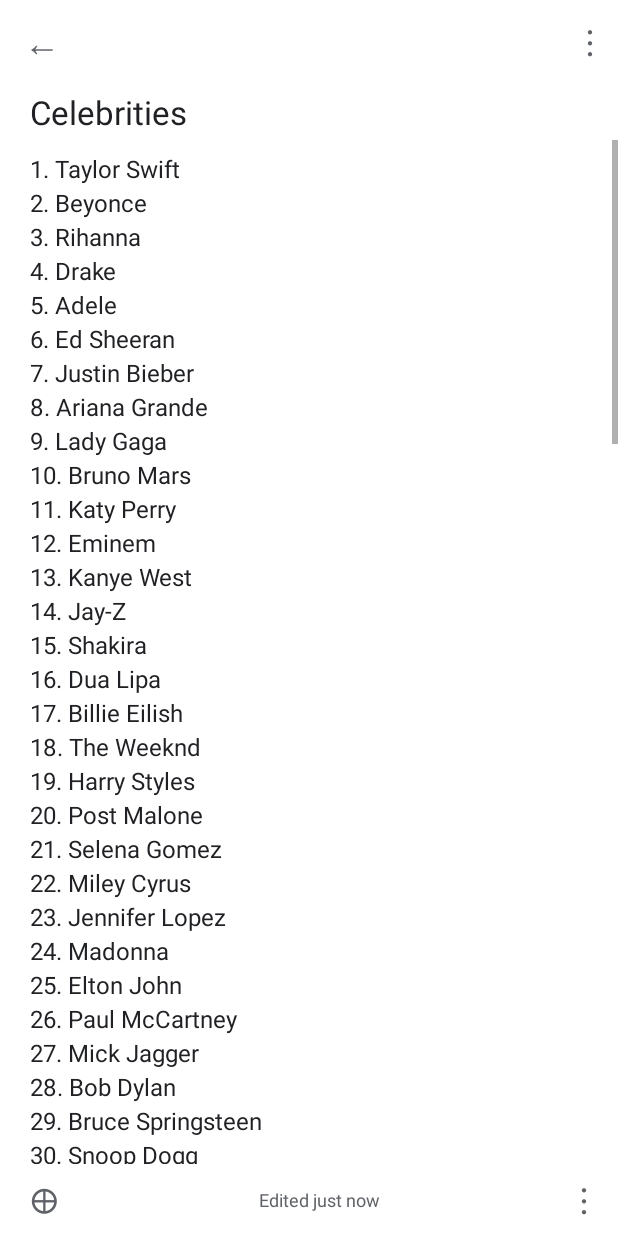
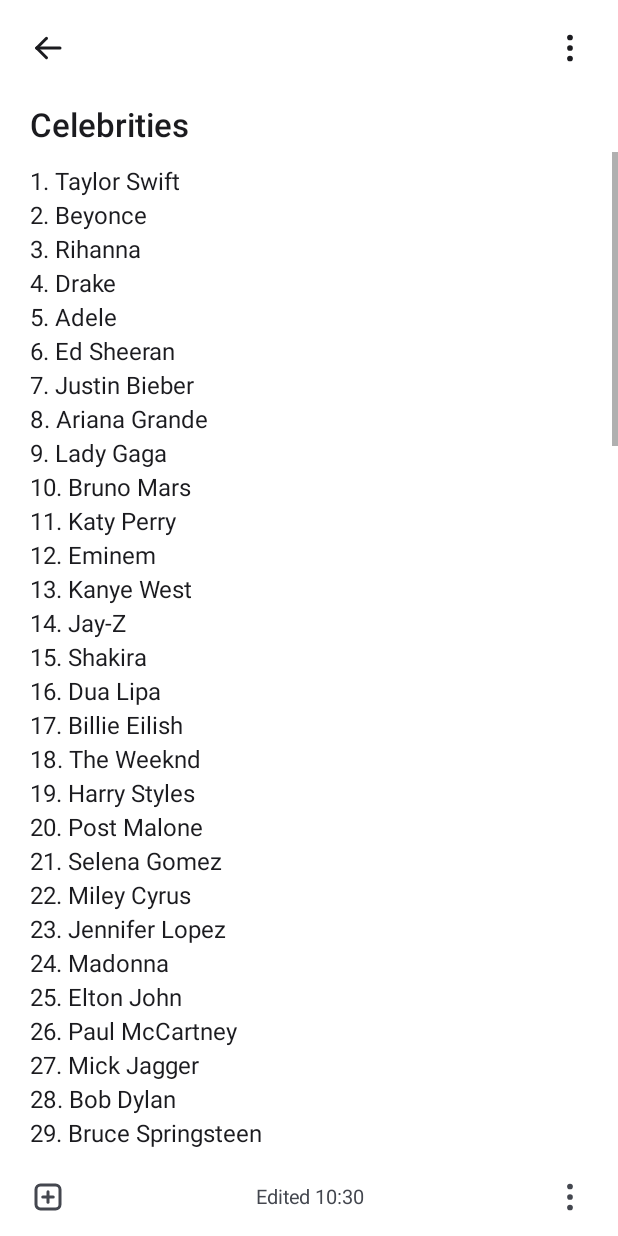
Before and after one commit to WolfyCodeK/free-digital-force-bag, an Android app: the screen it shows after launch (MainActivity), after a tap on "Celebrities", on a phone screen of 412 x 824 dp. Run offline under Robolectric (Android 15) with nearby library versions, the phone set to English and light mode, and no system bars.

Commit message:
Match Keep's dark/light UI from screenshots and fix launcher icon size and centering
Co-Authored-By: Claude Sonnet 5.5 <noreply@anthropic.com>
Claude-Session: https://claude.ai/code/session_013yJXwbtT4UDupawNw5aMJ2

```diff
--- /dev/null
+++ b/app/src/main/java/app/notes/IconView.java
@@ -0,0 +1,90 @@
+package app.notes;
+
+import android.content.Context;
+import android.graphics.Canvas;
+import android.graphics.Paint;
+import android.graphics.Path;
+import android.graphics.RectF;
+import android.view.View;
+
+/** Simple line icons drawn on a 24x24 grid. */
+final class IconView extends View {
+    static final int MENU = 0, LIST = 1, SORT = 2, PLUS = 3, BACK = 4, DOTS = 5, AUDIO = 6, BOX = 7;
+
+    private final int type;
+    private final Paint p = new Paint(Paint.ANTI_ALIAS_FLAG);
+
+    IconView(Context c, int type, int color) {
+        super(c);
+        this.type = type;
+        p.setColor(color);
+        p.setStrokeCap(Paint.Cap.ROUND);
+        p.setStrokeJoin(Paint.Join.ROUND);
+    }
+
+    @Override
+    protected void onDraw(Canvas c) {
+        float u = Math.min(getWidth(), getHeight()) / 24f;
+        c.save();
+        c.translate((getWidth() - 24 * u) / 2f, (getHeight() - 24 * u) / 2f);
+        c.scale(u, u);
+        p.setStyle(Paint.Style.STROKE);
+        p.setStrokeWidth(2f);
+        switch (type) {
+            case MENU:
+                c.drawLine(3, 6, 21, 6, p);
+                c.drawLine(3, 12, 21, 12, p);
+                c.drawLine(3, 18, 21, 18, p);
+                break;
+            case LIST:
+                c.drawRoundRect(new RectF(3, 4, 21, 10.5f), 2, 2, p);
+                c.drawRoundRect(new RectF(3, 13.5f, 21, 20), 2, 2, p);
+                break;
+            case SORT:
+                c.drawLine(8, 19, 8, 5, p);
+                c.drawLine(8, 5, 4.5f, 8.5f, p);
+                c.drawLine(8, 5, 11.5f, 8.5f, p);
+                c.drawLine(16, 5, 16, 19, p);
+                c.drawLine(16, 19, 12.5f, 15.5f, p);
+                c.drawLine(16, 19, 19.5f, 15.5f, p);
+                break;
+            case PLUS:
+                p.setStrokeWidth(2.4f);
+                c.drawLine(12, 4.5f, 12, 19.5f, p);
+                c.drawLine(4.5f, 12, 19.5f, 12, p);
+                break;
+            case BACK:
+                c.drawLine(20, 12, 4.5f, 12, p);
+                c.drawLine(4.5f, 12, 11, 5.5f, p);
+                c.drawLine(4.5f, 12, 11, 18.5f, p);
+                break;
+            case DOTS:
+                p.setStyle(Paint.Style.FILL);
+                c.drawCircle(12, 5, 1.9f, p);
+                c.drawCircle(12, 12, 1.9f, p);
+                c.drawCircle(12, 19, 1.9f, p);
+                break;
+            case AUDIO:
+                p.setStrokeWidth(2.2f);
+                c.drawLine(5, 12, 5, 16, p);
+                c.drawLine(9, 9, 9, 19, p);
+                c.drawLine(13, 11, 13, 17, p);
+                p.setStyle(Paint.Style.FILL);
+                Path s = new Path();
+                float x = 18.5f, y = 6f, r = 4.2f;
+                s.moveTo(x, y - r);
+                s.quadTo(x, y, x + r, y);
+                s.quadTo(x, y, x, y + r);
+                s.quadTo(x, y, x - r, y);
+                s.quadTo(x, y, x, y - r);
+                c.drawPath(s, p);
+                break;
+            case BOX:
+                c.drawRoundRect(new RectF(4, 4, 20, 20), 3, 3, p);
+                c.drawLine(12, 8.5f, 12, 15.5f, p);
+                c.drawLine(8.5f, 12, 15.5f, 12, p);
+                break;
+        }
+        c.restore();
+    }
+}
--- a/app/src/main/java/app/notes/MainActivity.java
+++ b/app/src/main/java/app/notes/MainActivity.java
@@ -1,6 +1,7 @@
 package app.notes;
 
 import android.app.Activity;
+import android.content.res.Configuration;
 import android.graphics.Color;
 import android.graphics.Typeface;
 import android.graphics.drawable.GradientDrawable;
@@ -18,37 +19,57 @@ import android.widget.TextView;
 
 import java.io.BufferedReader;
 import java.io.InputStreamReader;
+import java.text.SimpleDateFormat;
 import java.util.ArrayList;
+import java.util.Date;
 import java.util.List;
+import java.util.Locale;
 import java.util.Random;
 
 /**
  * A Google Keep look-alike. The "Celebrities" note holds a numbered list of 100 names,
  * with the forced name on the line given by the number ForceService captured.
+ * Follows the system light/dark setting.
  *
  * assets/celebrities.txt: line 1 is the forced name, lines 2-100 are the fillers.
  */
 public class MainActivity extends Activity {
 
-    private static final int INK = 0xFF202124;
-    private static final int MUTED = 0xFF5F6368;
-    private static final int LINE = 0xFFDADCE0;
-    private static final int BAR = 0xFFF1F3F4;
     private static final int MATCH = ViewGroup.LayoutParams.MATCH_PARENT;
     private static final int WRAP = ViewGroup.LayoutParams.WRAP_CONTENT;
+
+    private int header, pill, bg, card, border, text, muted, fabSmall, fabSmallIcon, fabBig, fabBigIcon;
+    private static final int RING = 0xFF3185FF;
 
     private String forced;
     private final List<String> fillers = new ArrayList<>();
     private final int fallback = 1 + new Random().nextInt(100);
     private boolean inEditor;
+    private boolean night;
 
     @Override
     protected void onCreate(Bundle savedInstanceState) {
         super.onCreate(savedInstanceState);
-        getWindow().setStatusBarColor(Color.WHITE);
-        getWindow().setNavigationBarColor(Color.WHITE);
-        getWindow().getDecorView().setSystemUiVisibility(
-                View.SYSTEM_UI_FLAG_LIGHT_STATUS_BAR | View.SYSTEM_UI_FLAG_LIGHT_NAVIGATION_BAR);
+        night = (getResources().getConfiguration().uiMode & Configuration.UI_MODE_NIGHT_MASK)
+                == Configuration.UI_MODE_NIGHT_YES;
+        if (night) {
+            header = 0xFF333439; pill = 0xFF38393E; bg = 0xFF1E1F24; card = 0xFF121318;
+            border = 0xFF45454D; text = 0xFFE3E2E6; muted = 0xFFC4C6D0;
+            fabSmall = 0xFFB0C6FF; fabSmallIcon = 0xFF002C71;
+            fabBig = 0xFF2F4577; fabBigIcon = 0xFFD9E2FF;
+        } else {
+            header = 0xFFF0F0F7; pill = 0xFFE4E5EC; bg = 0xFFF9F9FF; card = 0xFFFFFFFF;
+            border = 0xFFC4C6D0; text = 0xFF1B1B1F; muted = 0xFF44474F;
+            fabSmall = 0xFFB0C6FF; fabSmallIcon = 0xFF002C71;
+            fabBig = 0xFFD9E2FF; fabBigIcon = 0xFF00164E;
+        }
+        getWindow().setStatusBarColor(header);
+        getWindow().setNavigationBarColor(night ? card : bg);
+        int flags = 0;
+        if (!night) {
+            flags = View.SYSTEM_UI_FLAG_LIGHT_STATUS_BAR | View.SYSTEM_UI_FLAG_LIGHT_NAVIGATION_BAR;
+        }
+        getWindow().getDecorView().setSystemUiVisibility(flags);
         loadNames();
         showGrid();
     }
@@ -95,8 +116,8 @@ public class MainActivity extends Activity {
         return sb.toString();
     }
 
-    private int dp(int v) {
-        return (int) (v * getResources().getDisplayMetrics().density);
+    private int dp(float v) {
+        return (int) (v * getResources().getDisplayMetrics().density + 0.5f);
     }
 
     private TextView tv(String s, int sp, int color, boolean bold) {
@@ -104,15 +125,15 @@ public class MainActivity extends Activity {
         t.setText(s);
         t.setTextSize(sp);
         t.setTextColor(color);
-        if (bold) t.setTypeface(t.getTypeface(), Typeface.BOLD);
+        if (bold) t.setTypeface(Typeface.create("sans-serif-medium", Typeface.NORMAL));
         return t;
     }
 
-    private GradientDrawable rounded(int fill, int radiusDp, int stroke) {
+    private GradientDrawable rounded(int fill, float radiusDp, int stroke, float strokeDp) {
         GradientDrawable g = new GradientDrawable();
         g.setColor(fill);
         g.setCornerRadius(dp(radiusDp));
-        if (stroke != 0) g.setStroke(dp(1), stroke);
+        if (stroke != 0) g.setStroke(dp(strokeDp), stroke);
         return g;
     }
 
@@ -120,50 +141,72 @@ public class MainActivity extends Activity {
         return new LinearLayout.LayoutParams(0, WRAP, 1f);
     }
 
+    private LinearLayout.LayoutParams box(int wDp, int hDp, int l, int t, int r, int b) {
+        LinearLayout.LayoutParams lp = new LinearLayout.LayoutParams(dp(wDp), dp(hDp));
+        lp.setMargins(dp(l), dp(t), dp(r), dp(b));
+        return lp;
+    }
+
     private View card(String title, String body, View.OnClickListener click) {
         LinearLayout c = new LinearLayout(this);
         c.setOrientation(LinearLayout.VERTICAL);
-        c.setPadding(dp(14), dp(12), dp(14), dp(12));
-        c.setBackground(rounded(Color.WHITE, 8, LINE));
-        c.addView(tv(title, 16, INK, true));
-        TextView b = tv(body, 14, INK, false);
-        b.setMaxLines(12);
+        c.setPadding(dp(18), dp(16), dp(18), dp(16));
+        c.setBackground(rounded(card, 14, border, 1.5f));
+        if (!title.isEmpty()) c.addView(tv(title, 18, text, true));
+        TextView b = tv(body, 16, text, false);
+        b.setMaxLines(10);
         b.setEllipsize(TextUtils.TruncateAt.END);
-        b.setPadding(0, dp(6), 0, 0);
+        b.setPadding(0, title.isEmpty() ? 0 : dp(12), 0, 0);
         c.addView(b);
         LinearLayout.LayoutParams lp = new LinearLayout.LayoutParams(MATCH, WRAP);
-        lp.setMargins(dp(6), dp(6), dp(6), dp(6));
+        lp.setMargins(dp(5), dp(5), dp(5), dp(5));
         c.setLayoutParams(lp);
         if (click != null) c.setOnClickListener(click);
         return c;
     }
 
+    private View fab(int sizeDp, float radiusDp, int fill, int iconType, int iconColor, int iconDp) {
+        FrameLayout f = new FrameLayout(this);
+        f.setBackground(rounded(fill, radiusDp, 0, 0));
+        f.setElevation(dp(4));
+        f.addView(new IconView(this, iconType, iconColor),
+                new FrameLayout.LayoutParams(dp(iconDp), dp(iconDp), Gravity.CENTER));
+        f.setLayoutParams(new FrameLayout.LayoutParams(dp(sizeDp), dp(sizeDp)));
+        return f;
+    }
+
     private void showGrid() {
         inEditor = false;
         FrameLayout root = new FrameLayout(this);
-        root.setBackgroundColor(Color.WHITE);
+        root.setBackgroundColor(bg);
 
         LinearLayout content = new LinearLayout(this);
         content.setOrientation(LinearLayout.VERTICAL);
 
+        LinearLayout top = new LinearLayout(this);
+        top.setBackgroundColor(header);
+        top.setGravity(Gravity.CENTER_VERTICAL);
+        top.addView(new IconView(this, IconView.MENU, text), box(24, 24, 20, 0, 0, 0));
+
         LinearLayout search = new LinearLayout(this);
         search.setGravity(Gravity.CENTER_VERTICAL);
-        search.setPadding(dp(16), 0, dp(12), 0);
-        search.setBackground(rounded(BAR, 28, 0));
-        search.addView(tv("☰", 20, MUTED, false));
-        TextView hint = tv("Search your notes", 16, MUTED, false);
-        hint.setPadding(dp(20), 0, 0, 0);
+        search.setPadding(dp(26), 0, dp(20), 0);
+        search.setBackground(rounded(pill, 31, 0, 0));
+        TextView hint = tv("Search Keep", 18, muted, false);
         search.addView(hint, weighted());
-        search.addView(tv("▦", 20, MUTED, false));
-        TextView avatar = tv("A", 15, Color.WHITE, false);
+        search.addView(new IconView(this, IconView.LIST, text), box(24, 24, 0, 0, 0, 0));
+        search.addView(new IconView(this, IconView.SORT, text), box(24, 24, 18, 0, 0, 0));
+        LinearLayout.LayoutParams sp = new LinearLayout.LayoutParams(0, dp(62), 1f);
+        sp.setMargins(dp(14), dp(8), dp(14), dp(8));
+        top.addView(search, sp);
+
+        TextView avatar = tv("A", 18, Color.WHITE, false);
         avatar.setGravity(Gravity.CENTER);
-        avatar.setBackground(rounded(0xFF1A73E8, 14, 0));
-        LinearLayout.LayoutParams av = new LinearLayout.LayoutParams(dp(28), dp(28));
-        av.setMargins(dp(16), 0, 0, 0);
-        search.addView(avatar, av);
-        LinearLayout.LayoutParams sp = new LinearLayout.LayoutParams(MATCH, dp(52));
-        sp.setMargins(dp(12), dp(8), dp(12), dp(8));
-        content.addView(search, sp);
+        GradientDrawable ring = rounded(0xFF5F6368, 21, RING, 3);
+        ring.setShape(GradientDrawable.OVAL);
+        avatar.setBackground(ring);
+        top.addView(avatar, box(42, 42, 0, 0, 16, 0));
+        content.addView(top, new LinearLayout.LayoutParams(MATCH, WRAP));
 
         LinearLayout left = new LinearLayout(this);
         left.setOrientation(LinearLayout.VERTICAL);
@@ -171,37 +214,28 @@ public class MainActivity extends Activity {
         right.setOrientation(LinearLayout.VERTICAL);
         left.addView(card("Celebrities", celebrityList(), v -> showEditor()));
         left.addView(card("Gift ideas", "Mum - scarf\nDad - book\nSam - headphones", null));
-        right.addView(card("Groceries", "Milk\nEggs\nBread\nCoffee\nApples", null));
+        right.addView(card("", "Milk\nEggs\nBread\nCoffee\nApples", null));
         right.addView(card("To do", "Call dentist\nRenew parking permit\nBook flights", null));
         LinearLayout cols = new LinearLayout(this);
-        cols.setPadding(dp(6), 0, dp(6), 0);
-        cols.addView(left, weighted());
-        cols.addView(right, weighted());
+        cols.setPadding(dp(5), dp(5), dp(5), dp(120));
+        LinearLayout.LayoutParams lw = new LinearLayout.LayoutParams(0, WRAP, 1f);
+        cols.addView(left, lw);
+        cols.addView(right, new LinearLayout.LayoutParams(0, WRAP, 1f));
         ScrollView sv = new ScrollView(this);
         sv.addView(cols);
         content.addView(sv, new LinearLayout.LayoutParams(MATCH, 0, 1f));
-
-        LinearLayout bar = new LinearLayout(this);
-        bar.setBackgroundColor(BAR);
-        bar.setGravity(Gravity.CENTER_VERTICAL);
-        bar.setPadding(dp(20), 0, dp(96), 0);
-        String[] icons = {"☑", "✎", "◉", "▣"};
-        for (String s : icons) {
-            TextView t = tv(s, 22, MUTED, false);
-            t.setGravity(Gravity.CENTER);
-            bar.addView(t, weighted());
-        }
-        content.addView(bar, new LinearLayout.LayoutParams(MATCH, dp(56)));
         root.addView(content, new FrameLayout.LayoutParams(MATCH, MATCH));
 
-        TextView fab = tv("+", 34, 0xFF1A73E8, false);
-        fab.setGravity(Gravity.CENTER);
-        fab.setBackground(rounded(Color.WHITE, 16, LINE));
-        fab.setElevation(dp(6));
-        FrameLayout.LayoutParams fp = new FrameLayout.LayoutParams(dp(56), dp(56),
+        View small = fab(64, 20, fabSmall, IconView.AUDIO, fabSmallIcon, 28);
+        FrameLayout.LayoutParams sfp = new FrameLayout.LayoutParams(dp(64), dp(64),
                 Gravity.BOTTOM | Gravity.END);
-        fp.setMargins(0, 0, dp(16), dp(28));
-        root.addView(fab, fp);
+        sfp.setMargins(0, 0, dp(20), dp(52 + 91 + 16));
+        root.addView(small, sfp);
+        View big = fab(91, 26, fabBig, IconView.PLUS, fabBigIcon, 40);
+        FrameLayout.LayoutParams bfp = new FrameLayout.LayoutParams(dp(91), dp(91),
+                Gravity.BOTTOM | Gravity.END);
+        bfp.setMargins(0, 0, dp(20), dp(52));
+        root.addView(big, bfp);
 
         setContentView(root);
     }
@@ -210,23 +244,25 @@ public class MainActivity extends Activity {
         inEditor = true;
         LinearLayout root = new LinearLayout(this);
         root.setOrientation(LinearLayout.VERTICAL);
-        root.setBackgroundColor(Color.WHITE);
+        root.setBackgroundColor(card);
 
         LinearLayout top = new LinearLayout(this);
         top.setGravity(Gravity.CENTER_VERTICAL);
         top.setPadding(dp(16), 0, dp(16), 0);
-        TextView back = tv("←", 24, MUTED, false);
+        View back = new IconView(this, IconView.BACK, text);
         back.setOnClickListener(v -> showGrid());
-        top.addView(back);
+        top.addView(back, box(24, 24, 4, 0, 0, 0));
         top.addView(new View(this), weighted());
-        top.addView(tv("⋮", 24, MUTED, false));
-        root.addView(top, new LinearLayout.LayoutParams(MATCH, dp(56)));
+        top.addView(new IconView(this, IconView.DOTS, text), box(24, 24, 0, 0, 4, 0));
+        root.addView(top, new LinearLayout.LayoutParams(MATCH, dp(64)));
 
         EditText title = new EditText(this);
         title.setText("Celebrities");
         title.setHint("Title");
+        title.setHintTextColor(muted);
         title.setTextSize(22);
-        title.setTextColor(INK);
+        title.setTextColor(text);
+        title.setTypeface(Typeface.create("sans-serif-medium", Typeface.NORMAL));
         title.setSingleLine(true);
         title.setBackground(null);
         title.setPadding(dp(20), dp(4), dp(20), dp(4));
@@ -235,7 +271,7 @@ public class MainActivity extends Activity {
         EditText body = new EditText(this);
         body.setText(celebrityList());
         body.setTextSize(16);
-        body.setTextColor(INK);
+        body.setTextColor(text);
         body.setInputType(InputType.TYPE_CLASS_TEXT | InputType.TYPE_TEXT_FLAG_MULTI_LINE
                 | InputType.TYPE_TEXT_FLAG_CAP_SENTENCES);
         body.setGravity(Gravity.TOP);
@@ -250,12 +286,13 @@ public class MainActivity extends Activity {
         LinearLayout bottom = new LinearLayout(this);
         bottom.setGravity(Gravity.CENTER_VERTICAL);
         bottom.setPadding(dp(20), 0, dp(20), 0);
-        bottom.addView(tv("⊕", 24, MUTED, false));
-        TextView edited = tv("Edited just now", 12, MUTED, false);
+        bottom.addView(new IconView(this, IconView.BOX, muted), box(24, 24, 0, 0, 0, 0));
+        TextView edited = tv("Edited " + new SimpleDateFormat("HH:mm", Locale.getDefault())
+                .format(new Date()), 13, muted, false);
         edited.setGravity(Gravity.CENTER);
         bottom.addView(edited, weighted());
-        bottom.addView(tv("⋮", 24, MUTED, false));
-        root.addView(bottom, new LinearLayout.LayoutParams(MATCH, dp(48)));
+        bottom.addView(new IconView(this, IconView.DOTS, muted), box(24, 24, 0, 0, 0, 0));
+        root.addView(bottom, new LinearLayout.LayoutParams(MATCH, dp(52)));
 
         setContentView(root);
     }
--- a/app/src/main/res/drawable/ic_foreground.xml
+++ b/app/src/main/res/drawable/ic_foreground.xml
@@ -1,7 +1,7 @@
 <?xml version="1.0" encoding="utf-8"?>
 <inset xmlns:android="http://schemas.android.com/apk/res/android"
     android:drawable="@drawable/ic_keep"
-    android:insetLeft="20%"
-    android:insetTop="20%"
-    android:insetRight="20%"
-    android:insetBottom="20%" />
+    android:insetLeft="25.1%"
+    android:insetTop="24.7%"
+    android:insetRight="22.1%"
+    android:insetBottom="22.5%" />
```
